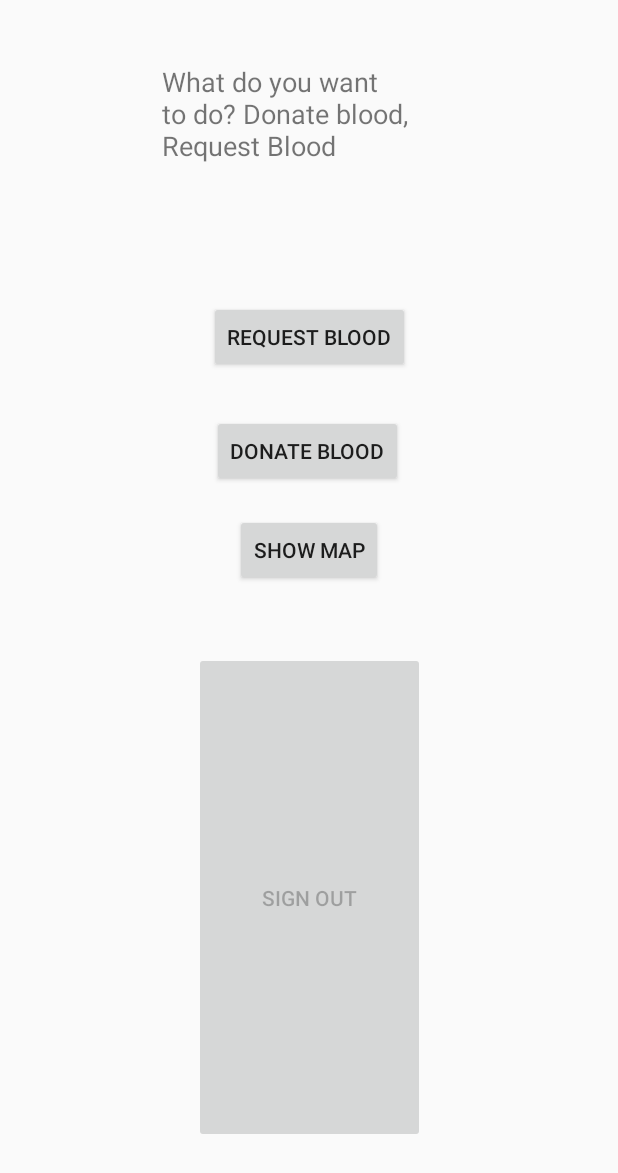
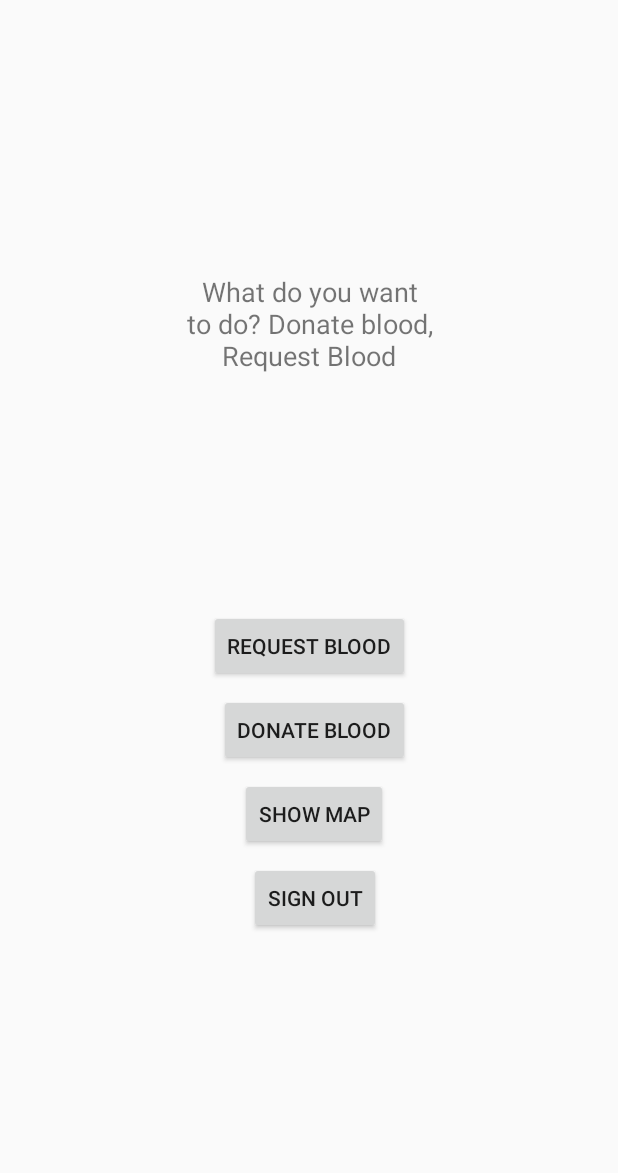
Before and after one commit to aasutossh/BloodBankAndroid, an Android app: the screen it shows after launch (MainActivity before the commit, FireBaseUIActivity after it), on a phone screen of 412 x 824 dp. Shown: the top 1173 px of the screen. Run offline under Robolectric (Android 15) with nearby library versions, the phone set to English and light mode, and no system bars; our stand-ins replace Firebase (no records; nobody signed in at launch, a user with empty details on screens opened directly); libraries missing offline, so code that uses them is left out: com.firebase.ui; 2 statements that could not run were skipped.

Commit message:
created a new activity, and login is working perfectly fine

```diff
--- a/app/src/main/AndroidManifest.xml
+++ b/app/src/main/AndroidManifest.xml
@@ -9,7 +9,8 @@
         android:roundIcon="@mipmap/ic_launcher_round"
         android:supportsRtl="true"
         android:theme="@style/AppTheme">
-        <activity android:name=".MainActivity">
+        <activity android:name=".MainActivity"></activity>
+        <activity android:name=".FireBaseUIActivity">
             <intent-filter>
                 <action android:name="android.intent.action.MAIN" />
 
--- /dev/null
+++ b/app/src/main/java/np/com/aasutosh/bloodbankandroid/FireBaseUIActivity.java
@@ -0,0 +1,117 @@
+package np.com.aasutosh.bloodbankandroid;
+
+import androidx.annotation.NonNull;
+import androidx.annotation.Nullable;
+import androidx.appcompat.app.AppCompatActivity;
+
+import android.content.Intent;
+import android.os.Bundle;
+import android.view.View;
+import android.widget.Button;
+import android.widget.Toast;
+
+import com.firebase.ui.auth.AuthUI;
+import com.firebase.ui.auth.IdpResponse;
+import com.google.android.gms.tasks.OnCompleteListener;
+import com.google.android.gms.tasks.OnFailureListener;
+import com.google.android.gms.tasks.Task;
+import com.google.firebase.auth.FirebaseAuth;
+import com.google.firebase.auth.FirebaseUser;
+
+import java.util.Arrays;
+import java.util.List;
+import java.util.Objects;
+
+public class FireBaseUIActivity extends AppCompatActivity {
+
+    private static final int REQUEST_CODE = 2525;
+    List<AuthUI.IdpConfig> providers;
+    Button btnSighOut;
+    private FirebaseAuth mAuth;
+    @Override
+    protected void onCreate(Bundle savedInstanceState) {
+        super.onCreate(savedInstanceState);
+        setContentView(R.layout.activity_main);
+
+        // Initialize Firebase Auth
+        mAuth = FirebaseAuth.getInstance();
+
+        btnSighOut = findViewById(R.id.btnSignOut);
+
+        btnSighOut.setOnClickListener(new View.OnClickListener() {
+            @Override
+            public void onClick(View view) {
+//                LogOut
+                AuthUI.getInstance()
+                        .signOut(FireBaseUIActivity.this)
+                        .addOnCompleteListener(new OnCompleteListener<Void>() {
+                                                   @Override
+                                                   public void onComplete(@NonNull Task<Void> task) {
+                                                       btnSighOut.setEnabled(false);
+                                                       showSignInOptions();
+                                                   }
+                                               }
+                        )
+                        .addOnFailureListener(new OnFailureListener() {
+                            @Override
+                            public void onFailure(@NonNull Exception e) {
+                                Toast.makeText(FireBaseUIActivity.this, e.getMessage(), Toast.LENGTH_SHORT).show();
+                            }
+                        });
+            }
+        });
+
+//        Initialize providers
+        providers = Arrays.asList(
+                new AuthUI.IdpConfig.EmailBuilder().build(),
+//            new AuthUI.IdpConfig.FacebookBuilder().build(),
+                new AuthUI.IdpConfig.PhoneBuilder().build(),
+                new AuthUI.IdpConfig.GoogleBuilder().build()
+        );
+
+        showSignInOptions();
+    }
+
+
+    @Override
+    protected void onStart() {
+        super.onStart();
+        if(mAuth.getCurrentUser() != null){
+            Intent intent = new Intent(getApplicationContext(), MainActivity.class);
+            intent.setFlags(Intent.FLAG_ACTIVITY_CLEAR_TOP);
+            startActivity(intent);
+            finish();
+        }
+    }
+
+    private void showSignInOptions() {
+        startActivityForResult(
+                AuthUI.getInstance().createSignInIntentBuilder()
+                        .setAvailableProviders(providers)
+                        .setTheme(R.style.MyTheme)
+                        .build(), REQUEST_CODE
+        );
+    }
+
+    @Override
+    protected void onActivityResult(int requestCode, int resultCode, @Nullable Intent data) {
+        super.onActivityResult(requestCode, resultCode, data);
+        if(requestCode == REQUEST_CODE) {
+            IdpResponse response = IdpResponse.fromResultIntent(data);
+            if (resultCode == RESULT_OK) {
+//                Get user
+                FirebaseUser user = FirebaseAuth.getInstance().getCurrentUser();
+//                show email on toast
+
+                assert user != null;
+                Toast.makeText(this, user.getEmail(), Toast.LENGTH_SHORT).show();
+                btnSighOut.setEnabled(true);
+            }
+            else {
+                assert response != null;
+                Toast.makeText(this, Objects.requireNonNull(response.getError()).getMessage(), Toast.LENGTH_LONG).show();
+            }
+            finish();
+        }
+    }
+}
--- a/app/src/main/res/layout/activity_main.xml
+++ b/app/src/main/res/layout/activity_main.xml
@@ -6,61 +6,65 @@
     android:layout_height="match_parent"
     tools:context=".MainActivity">
 
-    <Button
-        android:id="@+id/btnSignOut"
-        android:layout_width="154dp"
-        android:layout_height="0dp"
-        android:layout_marginBottom="62dp"
-        android:enabled="false"
-        android:text="@string/btn_sign_out"
-        app:layout_constraintBottom_toBottomOf="parent"
-        app:layout_constraintEnd_toEndOf="parent"
-        app:layout_constraintStart_toStartOf="parent"
-        app:layout_constraintTop_toBottomOf="@+id/button3" />
-
     <TextView
         android:id="@+id/textView"
         android:layout_width="196dp"
-        android:layout_height="75dp"
-        android:layout_marginTop="42dp"
-        android:layout_marginBottom="83dp"
+        android:layout_height="0dp"
+        android:layout_marginTop="33dp"
+        android:layout_marginBottom="8dp"
+        android:gravity="center"
         android:text="@string/tv_main_action"
         android:textSize="18sp"
-        app:layout_constraintBottom_toTopOf="@+id/button"
+        app:layout_constraintBottom_toTopOf="@+id/btnRequestBlood"
         app:layout_constraintEnd_toEndOf="parent"
         app:layout_constraintStart_toStartOf="parent"
         app:layout_constraintTop_toTopOf="parent" />
 
     <Button
-        android:id="@+id/button"
+        android:id="@+id/btnRequestBlood"
         android:layout_width="wrap_content"
         android:layout_height="wrap_content"
-        android:layout_marginBottom="28dp"
+        android:layout_marginBottom="8dp"
         android:text="@string/btn_request_blood"
-        app:layout_constraintBottom_toTopOf="@+id/button2"
-        app:layout_constraintEnd_toEndOf="parent"
-        app:layout_constraintStart_toStartOf="parent"
+        app:layout_constraintBottom_toTopOf="@+id/btnDonateBlood"
+        app:layout_constraintEnd_toEndOf="@+id/textView"
+        app:layout_constraintHorizontal_bias="0.508"
+        app:layout_constraintStart_toStartOf="@+id/textView"
         app:layout_constraintTop_toBottomOf="@+id/textView" />
 
     <Button
-        android:id="@+id/button2"
+        android:id="@+id/btnDonateBlood"
         android:layout_width="wrap_content"
         android:layout_height="wrap_content"
-        android:layout_marginStart="2dp"
-        android:layout_marginBottom="18dp"
+        android:layout_marginBottom="8dp"
         android:text="@string/btn_donate_blood"
-        app:layout_constraintBottom_toTopOf="@+id/button3"
-        app:layout_constraintStart_toStartOf="@+id/button"
-        app:layout_constraintTop_toBottomOf="@+id/button" />
+        app:layout_constraintBottom_toTopOf="@+id/btnShowMap"
+        app:layout_constraintEnd_toEndOf="@+id/btnRequestBlood"
+        app:layout_constraintHorizontal_bias="1.0"
+        app:layout_constraintStart_toStartOf="@+id/btnRequestBlood"
+        app:layout_constraintTop_toBottomOf="@+id/btnRequestBlood" />
 
     <Button
-        android:id="@+id/button3"
+        android:id="@+id/btnShowMap"
         android:layout_width="wrap_content"
         android:layout_height="wrap_content"
-        android:layout_marginStart="15dp"
-        android:layout_marginBottom="44dp"
+        android:layout_marginBottom="8dp"
         android:text="@string/btn_show_map"
         app:layout_constraintBottom_toTopOf="@+id/btnSignOut"
-        app:layout_constraintStart_toStartOf="@+id/button2"
-        app:layout_constraintTop_toBottomOf="@+id/button2" />
+        app:layout_constraintEnd_toEndOf="@+id/btnDonateBlood"
+        app:layout_constraintHorizontal_bias="0.483"
+        app:layout_constraintStart_toStartOf="@+id/btnDonateBlood"
+        app:layout_constraintTop_toBottomOf="@+id/btnDonateBlood" />
+
+    <Button
+        android:id="@+id/btnSignOut"
+        android:layout_width="wrap_content"
+        android:layout_height="wrap_content"
+        android:layout_marginBottom="201dp"
+        android:text="@string/btn_sign_out"
+        app:layout_constraintBottom_toBottomOf="parent"
+        app:layout_constraintEnd_toEndOf="@+id/btnShowMap"
+        app:layout_constraintHorizontal_bias="0.583"
+        app:layout_constraintStart_toStartOf="@+id/btnShowMap"
+        app:layout_constraintTop_toBottomOf="@+id/btnShowMap" />
 </androidx.constraintlayout.widget.ConstraintLayout>
```
Also changed, not shown: app/src/main/java/np/com/aasutosh/bloodbankandroid/MainActivity.java (+47 -46 lines), app/src/main/res/layout/activity_fire_base.xml (added, +9 -0 lines), 2 other files.
